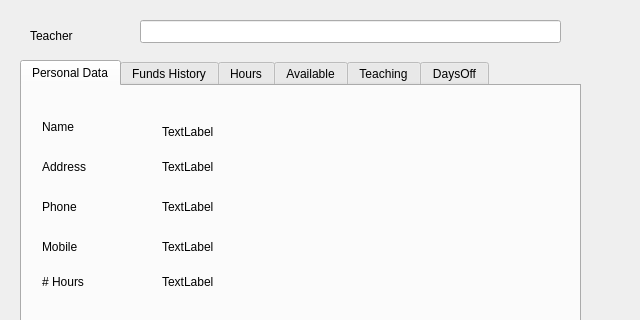
Old version of the form viewteacherdialog.ui in the repository MrRisoni/Gauss; both pictures show x 0 to 640 and y 0 to 320 of the 640 by 863 pixel window.
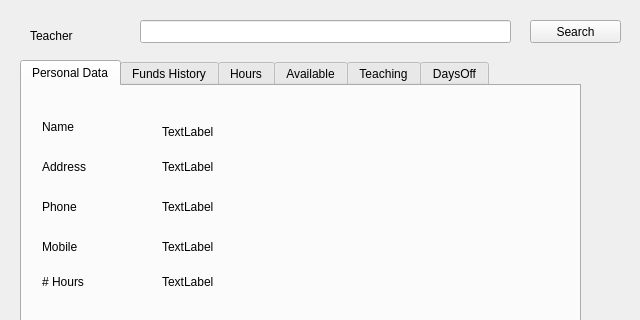
New version of the form. The open tabs and pages were chosen to show the change.

Diff of the .ui file:
```diff
--- a/viewteacherdialog.ui
+++ b/viewteacherdialog.ui
@@ -1051,11 +1051,24 @@
     <rect>
      <x>140</x>
      <y>20</y>
-     <width>421</width>
+     <width>371</width>
      <height>23</height>
     </rect>
    </property>
   </widget>
+  <widget class="QPushButton" name="pushButton">
+   <property name="geometry">
+    <rect>
+     <x>530</x>
+     <y>20</y>
+     <width>91</width>
+     <height>23</height>
+    </rect>
+   </property>
+   <property name="text">
+    <string>Search</string>
+   </property>
+  </widget>
  </widget>
  <resources/>
  <connections/>
```
Left out of the diff: 6 changed lines with no effect on the pictures.
